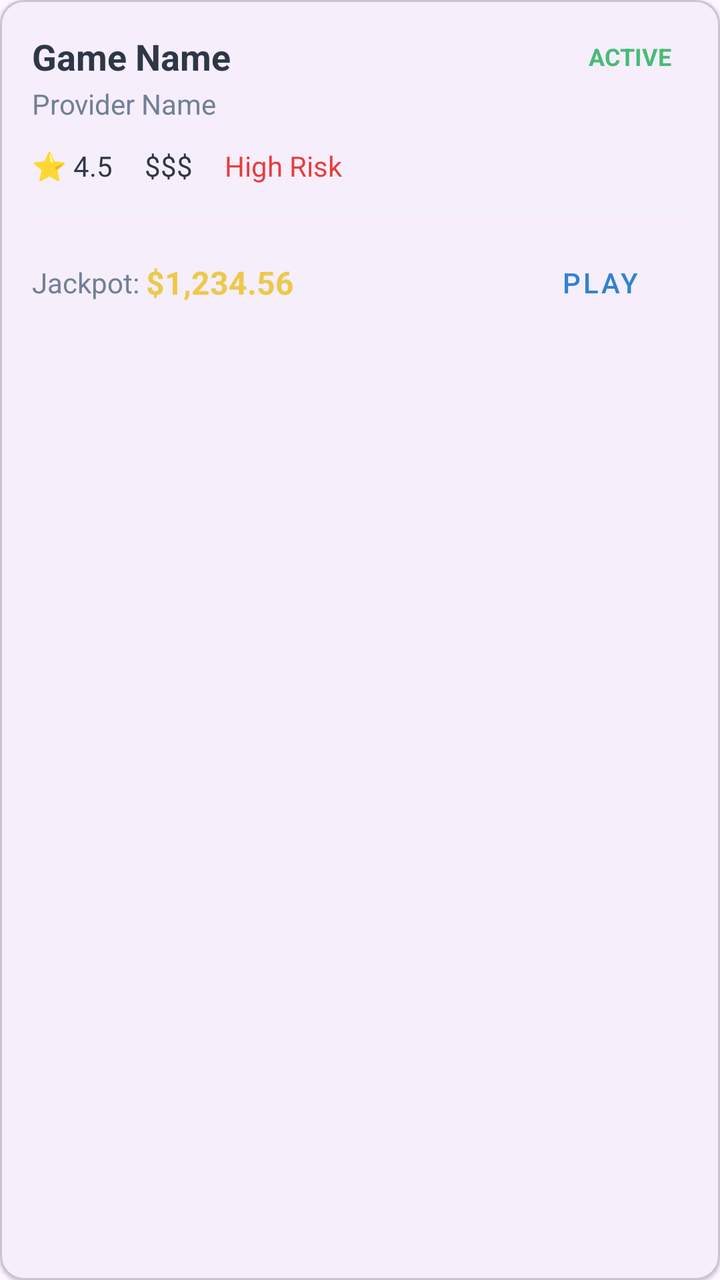
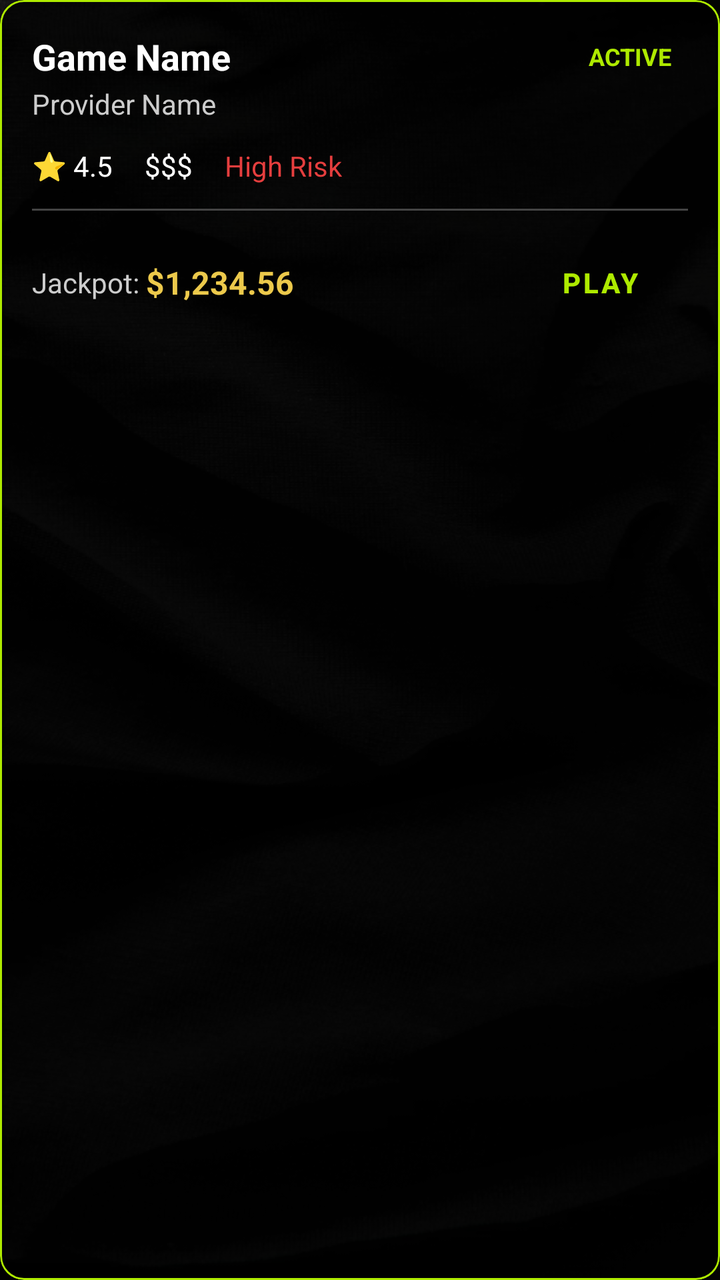

Two renders of the same Android screen: before a commit and after it. Below are the layout's source before the change and the commit's diff.
<!-- AndroidManifest.xml: application theme Theme.MyApplication -->
<!-- res/layout/item_game.xml -->
<?xml version="1.0" encoding="utf-8"?>

<com.google.android.material.card.MaterialCardView xmlns:android="http://schemas.android.com/apk/res/android"
    xmlns:app="http://schemas.android.com/apk/res-auto"
    android:layout_width="match_parent"
    android:layout_height="wrap_content"
    android:layout_margin="8dp"
    app:cardCornerRadius="12dp"
    app:cardElevation="1dp">

    <LinearLayout
        android:layout_width="match_parent"
        android:layout_height="wrap_content"
        android:orientation="vertical"
        android:padding="16dp">

        <LinearLayout
            android:layout_width="match_parent"
            android:layout_height="wrap_content"
            android:orientation="horizontal"
            android:gravity="center_vertical">

            <TextView
                android:id="@+id/tv_game_name"
                android:layout_width="0dp"
                android:layout_height="wrap_content"
                android:layout_weight="1"
                android:text="Game Name"
                android:textSize="18sp"
                android:textStyle="bold"
                android:textColor="#2D3748"/>

            <TextView
                android:id="@+id/tv_active_status"
                android:layout_width="wrap_content"
                android:layout_height="wrap_content"
                android:text="ACTIVE"
                android:textSize="12sp"
                android:textStyle="bold"
                android:textColor="#48BB78"
                android:background="@android:color/transparent"
                android:paddingStart="8dp"
                android:paddingEnd="8dp"/>
        </LinearLayout>

        <TextView
            android:id="@+id/tv_provider"
            android:layout_width="wrap_content"
            android:layout_height="wrap_content"
            android:text="Provider Name"
            android:textSize="14sp"
            android:textColor="#718096"
            android:layout_marginTop="2dp"/>

        <LinearLayout
            android:layout_width="match_parent"
            android:layout_height="wrap_content"
            android:orientation="horizontal"
            android:layout_marginTop="12dp"
            android:gravity="center_vertical">

            <TextView
                android:id="@+id/tv_rating"
                android:layout_width="wrap_content"
                android:layout_height="wrap_content"
                android:text="⭐ 4.5"
                android:textSize="14sp"
                android:textColor="#2D3748"
                android:layout_marginEnd="16dp"/>

            <TextView
                android:id="@+id/tv_category"
                android:layout_width="wrap_content"
                android:layout_height="wrap_content"
                android:text="$$$"
                android:textSize="14sp"
                android:textColor="#2D3748"
                android:layout_marginEnd="16dp"/>

            <TextView
                android:id="@+id/tv_risk"
                android:layout_width="wrap_content"
                android:layout_height="wrap_content"
                android:text="High Risk"
                android:textSize="14sp"
                android:textColor="#E53E3E"/>
        </LinearLayout>

        <View
            android:layout_width="match_parent"
            android:layout_height="1dp"
            android:background="#EDF2F7"
            android:layout_marginTop="12dp"
            android:layout_marginBottom="12dp"/>

        <LinearLayout
            android:layout_width="match_parent"
            android:layout_height="wrap_content"
            android:orientation="horizontal"
            android:gravity="center_vertical">

            <TextView
                android:layout_width="wrap_content"
                android:layout_height="wrap_content"
                android:text="Jackpot: "
                android:textSize="14sp"
                android:textColor="#718096"/>

            <TextView
                android:id="@+id/tv_jackpot"
                android:layout_width="0dp"
                android:layout_height="wrap_content"
                android:layout_weight="1"
                android:text="$1,234.56"
                android:textSize="16sp"
                android:textStyle="bold"
                android:textColor="#ECC94B"/>

            <com.google.android.material.button.MaterialButton
                android:id="@+id/btn_play_item"
                style="@style/Widget.MaterialComponents.Button.TextButton"
                android:layout_width="wrap_content"
                android:layout_height="wrap_content"
                android:text="PLAY"
                android:textColor="#3182CE"/>
        </LinearLayout>

    </LinearLayout>
</com.google.android.material.card.MaterialCardView>
<!-- resources referenced by this layout -->
<resources>
  <style name="Theme.MyApplication" parent="Base.Theme.MyApplication" />
  <style name="Base.Theme.MyApplication" parent="Theme.Material3.DayNight.NoActionBar">
          
          
      </style>
</resources>

<!-- the commit's change to res/layout/item_game.xml (unified diff, before → after) -->
@@ -6,7 +6,10 @@
     android:layout_height="wrap_content"
     android:layout_margin="8dp"
     app:cardCornerRadius="12dp"
-    app:cardElevation="1dp">
+    app:cardElevation="2dp"
+    app:cardBackgroundColor="@color/glass_dark"
+    app:strokeColor="@color/lime"
+    app:strokeWidth="1dp">
 
     <LinearLayout
         android:layout_width="match_parent"
@@ -28,7 +31,7 @@
                 android:text="Game Name"
                 android:textSize="18sp"
                 android:textStyle="bold"
-                android:textColor="#2D3748"/>
+                android:textColor="@color/white"/>
 
             <TextView
                 android:id="@+id/tv_active_status"
@@ -37,7 +40,7 @@
                 android:text="ACTIVE"
                 android:textSize="12sp"
                 android:textStyle="bold"
-                android:textColor="#48BB78"
+                android:textColor="@color/lime"
                 android:background="@android:color/transparent"
                 android:paddingStart="8dp"
                 android:paddingEnd="8dp"/>
@@ -49,7 +52,7 @@
             android:layout_height="wrap_content"
             android:text="Provider Name"
             android:textSize="14sp"
-            android:textColor="#718096"
+            android:textColor="#CCCCCC"
             android:layout_marginTop="2dp"/>
 
         <LinearLayout
@@ -65,7 +68,7 @@
                 android:layout_height="wrap_content"
                 android:text="⭐ 4.5"
                 android:textSize="14sp"
-                android:textColor="#2D3748"
+                android:textColor="@color/white"
                 android:layout_marginEnd="16dp"/>
 
             <TextView
@@ -74,7 +77,7 @@
                 android:layout_height="wrap_content"
                 android:text="$$$"
                 android:textSize="14sp"
-                android:textColor="#2D3748"
+                android:textColor="@color/white"
                 android:layout_marginEnd="16dp"/>
 
             <TextView
@@ -89,7 +92,7 @@
         <View
             android:layout_width="match_parent"
             android:layout_height="1dp"
-            android:background="#EDF2F7"
+            android:background="#444444"
             android:layout_marginTop="12dp"
             android:layout_marginBottom="12dp"/>
 
@@ -104,7 +107,7 @@
                 android:layout_height="wrap_content"
                 android:text="Jackpot: "
                 android:textSize="14sp"
-                android:textColor="#718096"/>
+                android:textColor="#CCCCCC"/>
 
             <TextView
                 android:id="@+id/tv_jackpot"
@@ -122,7 +125,8 @@
                 android:layout_width="wrap_content"
                 android:layout_height="wrap_content"
                 android:text="PLAY"
-                android:textColor="#3182CE"/>
+                android:textColor="@color/lime"
+                android:textStyle="bold"/>
         </LinearLayout>
 
     </LinearLayout>
<!-- resource entries referenced after the edit -->
@@ -1,9 +1,16 @@
 <!-- resources referenced by this layout -->
 <resources>
+  <color name="glass_dark">#B3000000</color>
+  <color name="lime">#AEEA00</color>
+  <color name="white">#FFFFFFFF</color>
   <style name="Theme.MyApplication" parent="Base.Theme.MyApplication" />
   <style name="Base.Theme.MyApplication" parent="Theme.Material3.DayNight.NoActionBar">
           
           
+          <item name="android:windowBackground">@drawable/app_background</item>
+          <item name="android:windowTranslucentStatus">true</item>
+          <item name="android:windowTranslucentNavigation">true</item>
       </style>
+  <!-- drawable app_background: png bitmap (drawable, 230819 bytes) -->
 </resources>
 
